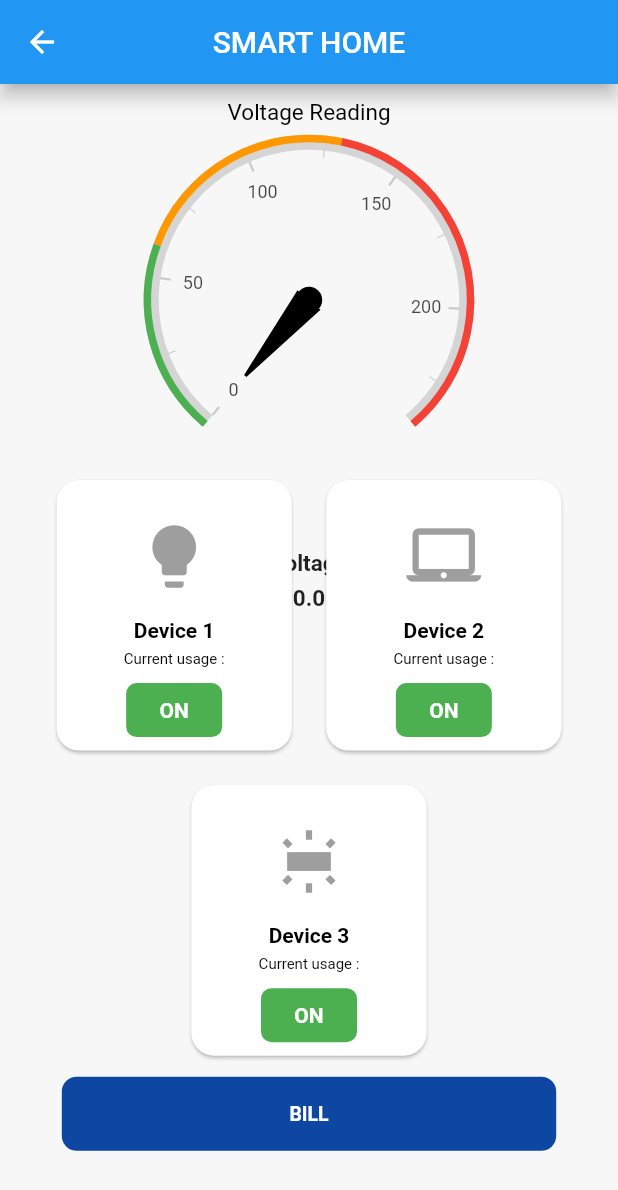
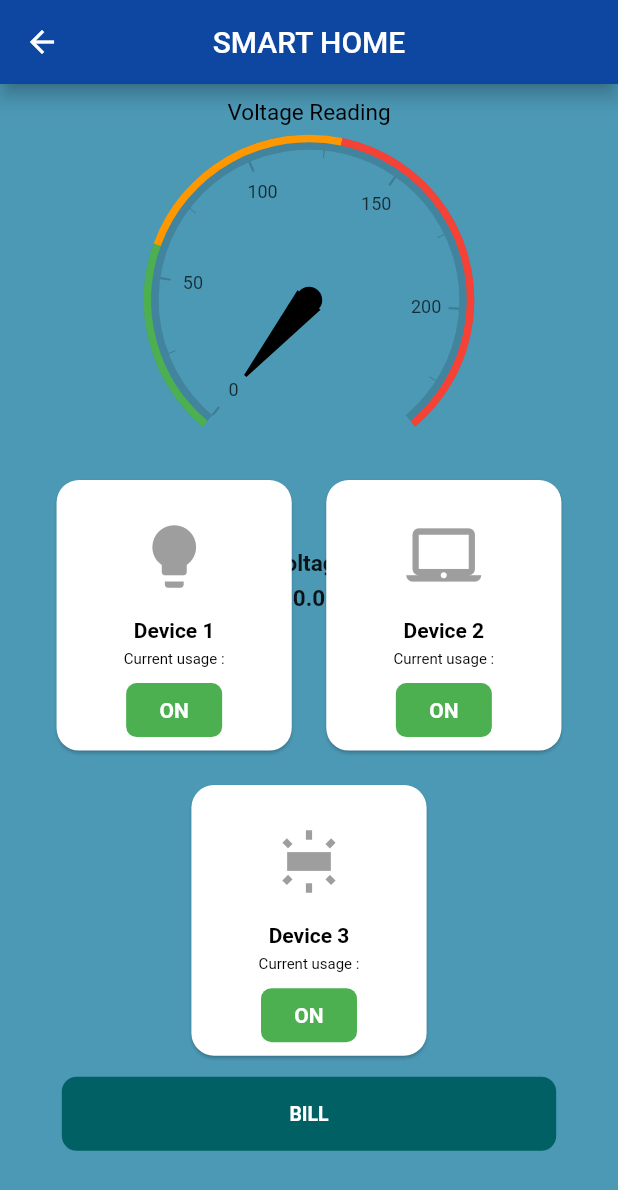
Before and after one commit to AnuTheCoder/S4-Main-Project, a Flutter app: the HomePage screen opened directly, on a phone screen of 412 x 824 dp. Shown: the top 1190 px of the screen. Run offline on Flutter 3.47's test engine with Material 2 defaults, Android fonts, the phone set to English and light mode, and no system bars; drawn by our look-alikes of syncfusion_flutter_gauges; our stand-ins replace animated_text_kit, firebase_core, firebase_database, image_gallery_saver, screenshot; missing offline and left inert: home; accounts and stored records are empty.

Commit message:
Final Commit

```diff
--- a/energy_project/lib/UI/home_page.dart
+++ b/energy_project/lib/UI/home_page.dart
@@ -87,9 +87,9 @@ class _HomePageState extends State<HomePage> {
   Widget build(BuildContext context) {
     firebaseData();
     return Scaffold(
-      backgroundColor: const Color(0xfff7f7f7),
+      backgroundColor: const Color(0xff4c99b6),
       appBar: AppBar(
-        backgroundColor: Colors.blue,
+        backgroundColor: Colors.blue.shade900,
         elevation: 5,
         title: const Text('SMART HOME',
           style: TextStyle(
@@ -506,7 +506,7 @@ class _HomePageState extends State<HomePage> {
                 child: TextButton(
                   style: ButtonStyle(
                       backgroundColor: MaterialStateProperty.all<Color>(
-                          Colors.blue.shade900),
+                          Colors.cyan.shade900),
                       shape:
                       MaterialStateProperty.all<RoundedRectangleBorder>(
                         RoundedRectangleBorder(
```
